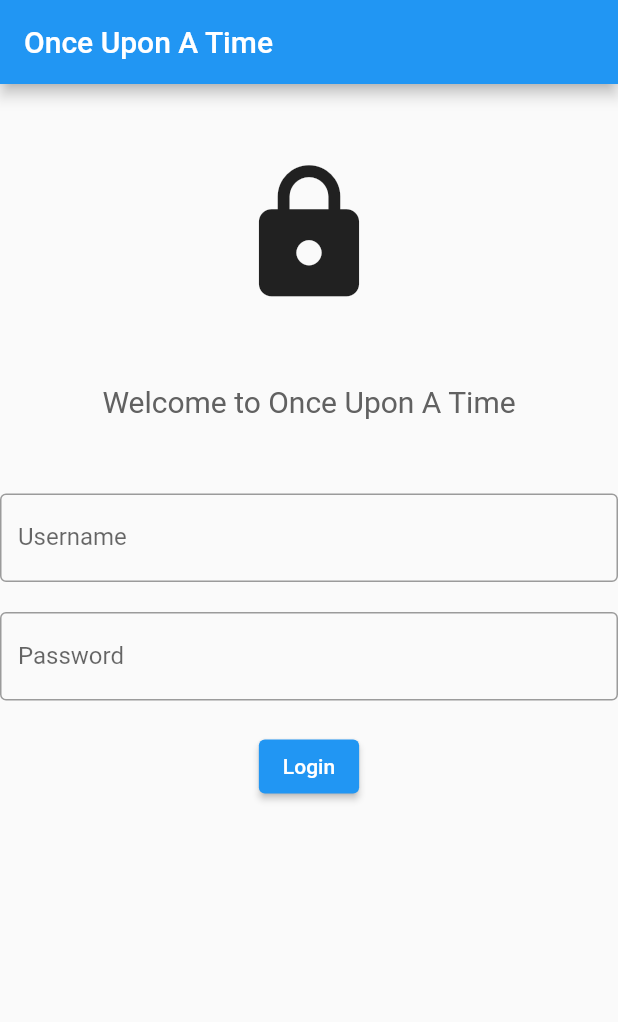
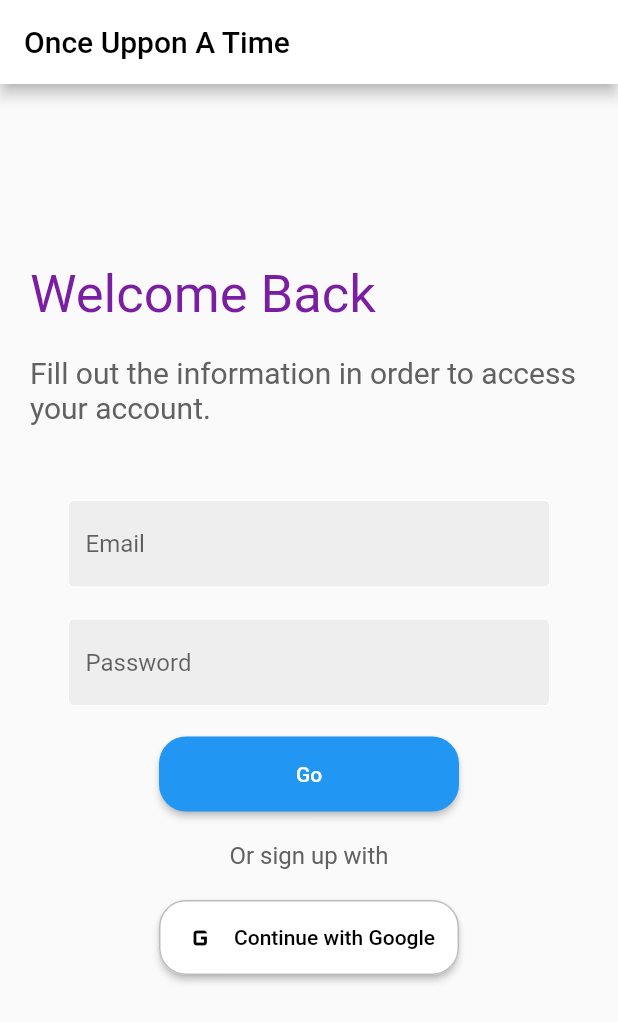
Before and after one commit to Juanbc2/OnceUponATime, a Flutter app: the screen it shows after launch, on a phone screen of 412 x 824 dp. Shown: the top 1022 px of the screen. Run offline on Flutter 3.47's test engine with Material 2 defaults, Android fonts, the phone set to English and light mode, and no system bars.

Commit message:
login structure done

```diff
--- /dev/null
+++ b/lib/components/textfield.dart
@@ -0,0 +1,37 @@
+import 'package:flutter/material.dart';
+
+class MyTextField extends StatelessWidget {
+  const MyTextField(
+      {super.key,
+      required this.controller,
+      required this.hintText,
+      required this.obscureText});
+
+  final controller;
+  final String hintText;
+  final bool obscureText;
+
+  @override
+  Widget build(BuildContext context) {
+    return Padding(
+        padding: const EdgeInsets.symmetric(horizontal: 25.0),
+        child: TextField(
+            controller: controller,
+            obscureText: obscureText,
+            decoration: InputDecoration(
+              border: const OutlineInputBorder(
+                borderSide: BorderSide(color: Colors.white),
+              ),
+              enabledBorder: const OutlineInputBorder(
+                borderSide: BorderSide(color: Colors.white),
+              ),
+              focusedBorder: OutlineInputBorder(
+                borderSide: BorderSide(color: Colors.grey.shade400),
+              ),
+              fillColor: Colors.grey.shade200,
+              filled: true,
+              hintText: hintText,
+
+            )));
+  }
+}
--- a/lib/pages/login.dart
+++ b/lib/pages/login.dart
@@ -1,52 +1,102 @@
 import 'package:flutter/material.dart';
+import 'package:once_upon_a_time/components/textfield.dart';
 
 class LoginPage extends StatelessWidget {
-  const LoginPage({super.key});
+  LoginPage({super.key});
+
+  final usernameController = TextEditingController();
+  final passwordController = TextEditingController();
 
   @override
   Widget build(BuildContext context) {
     return Scaffold(
+        resizeToAvoidBottomInset: false,
         appBar: AppBar(
-          title: const Text('Once Upon A Time'),
+          backgroundColor: Colors.white,
+          title: const Text('Once Uppon A Time',
+              style: TextStyle(color: Colors.black)),
         ),
-        body: SafeArea(
+        body: Padding(
+            padding: const EdgeInsets.all(20.0),
+            child: SafeArea(
                 child: Column(
               children: [
                 const SizedBox(
                   height: 50,
                 ),
-            Icon(
-              Icons.lock,
-              size: 100,
+                const SizedBox(
+                  height: 50,
                 ),
+                Row(mainAxisAlignment: MainAxisAlignment.start, children: [
+                  Text(
+                    'Welcome Back',
+                    style: TextStyle(fontSize: 35, color: Colors.purple[700]),
+                    textAlign: TextAlign.left,
+                  ),
+                ]),
+                const SizedBox(height: 20),
+                Text(
+                    'Fill out the information in order to access your account.',
+                    style: TextStyle(fontSize: 20, color: Colors.grey[700])),
+                const SizedBox(height: 50),
+                MyTextField(
+                    controller: usernameController,
+                    hintText: 'Email',
+                    obscureText: false),
+                const SizedBox(height: 20),
+                MyTextField(
+                    controller: passwordController,
+                    hintText: 'Password',
+                    obscureText: true),
+                const SizedBox(height: 20),
                 SizedBox(
                   height: 50,
-            ),
-            Text('Welcome to Once Upon A Time',
-                style: TextStyle(fontSize: 20, color: Colors.grey[700])),
-            SizedBox(height: 50),
-            TextField(
-              decoration: InputDecoration(
-                  border: OutlineInputBorder(),
-                  labelText: 'Username',
-                  hintText: 'Enter valid username'),
-            ),
-            SizedBox(height: 20),
-            TextField(
-              obscureText: true,
-              decoration: InputDecoration(
-                  border: OutlineInputBorder(),
-                  labelText: 'Password',
-                  hintText: 'Enter secure password'),
-            ),
-            SizedBox(height: 20),
-            ElevatedButton(
+                  width: 200,
+                  child: ElevatedButton(
+                    style: ButtonStyle(
+                        shape:
+                            MaterialStateProperty.all<RoundedRectangleBorder>(
+                                RoundedRectangleBorder(
+                      borderRadius: BorderRadius.circular(18.0),
+                    ))),
                     onPressed: () {
                       // Navigate to second route when tapped.
                     },
-              child: const Text('Login'),
+                    child: const Text('Go'),
+                  ),
+                ),
+                const SizedBox(height: 20),
+                Text('Or sign up with',
+                    style: TextStyle(fontSize: 16, color: Colors.grey[700])),
+                const SizedBox(height: 20),
+                SizedBox(
+                  height: 50,
+                  width: 200,
+                  child: ElevatedButton(
+                    style: ButtonStyle(
+                        backgroundColor:
+                            MaterialStateProperty.all<Color>(Colors.white),
+                        shape:
+                            MaterialStateProperty.all<RoundedRectangleBorder>(
+                                RoundedRectangleBorder(
+                          borderRadius: BorderRadius.circular(18.0),
+                          side: BorderSide(color: Colors.grey.shade400),
+                        ))),
+                    onPressed: () {
+                      // Navigate to second route when tapped.
+                    },
+                    child: const Row(
+                      mainAxisAlignment: MainAxisAlignment.center,
+                      children: [
+                        Icon(Icons.g_mobiledata, color: Colors.black),
+                        SizedBox(width: 10),
+                        Text('Continue with Google',
+                            style: TextStyle(color: Colors.black)),
+                      ],
+                    ),
+                  ),
                 ),
               ],
-        )));
+            ))));
   }
 }
--- a/pubspec.yaml
+++ b/pubspec.yaml
@@ -60,7 +60,7 @@ flutter:
 
   # To add assets to your application, add an assets section, like this:
   assets:
-    - lib/images/
+    - assets/images/
   #   - images/a_dot_ham.jpeg
 
   # An image asset can refer to one or more resolution-specific "variants", see
```
Also changed, not shown: assets/images/google-logo.png (added). Lines whose indentation alone changed are shown as unchanged.
